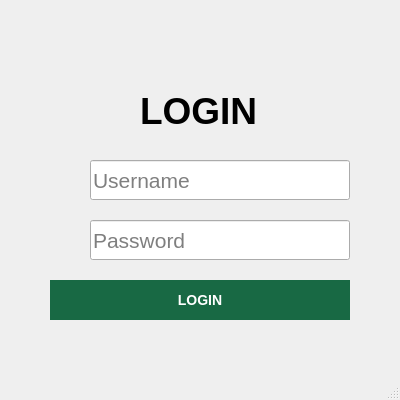
First picture: the form in src/main/gui/login.ui, repository OT-Rax/AnconAmbiente, before the edit.
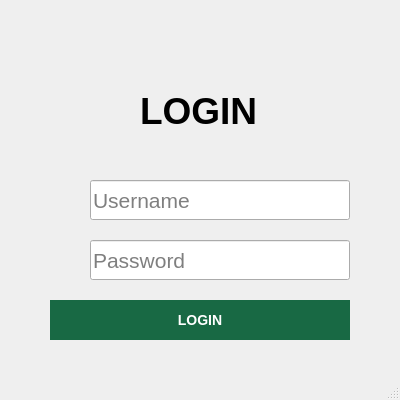
Second picture: the form after the edit. Icons and pictures are not drawn.

Commit message: Inserita gui vista lista operatori (bug login)

Patch:
```diff
--- a/src/main/gui/login.ui
+++ b/src/main/gui/login.ui
@@ -10,6 +10,24 @@
     <height>400</height>
    </rect>
   </property>
+  <property name="sizePolicy">
+   <sizepolicy hsizetype="Fixed" vsizetype="Fixed">
+    <horstretch>0</horstretch>
+    <verstretch>0</verstretch>
+   </sizepolicy>
+  </property>
+  <property name="minimumSize">
+   <size>
+    <width>400</width>
+    <height>400</height>
+   </size>
+  </property>
+  <property name="maximumSize">
+   <size>
+    <width>400</width>
+    <height>400</height>
+   </size>
+  </property>
   <property name="font">
    <font>
     <pointsize>16</pointsize>
@@ -53,7 +71,7 @@
     <property name="geometry">
      <rect>
       <x>50</x>
-      <y>280</y>
+      <y>300</y>
       <width>300</width>
       <height>40</height>
      </rect>
@@ -73,7 +91,7 @@
     <property name="geometry">
      <rect>
       <x>50</x>
-      <y>160</y>
+      <y>180</y>
       <width>61</width>
       <height>41</height>
      </rect>
@@ -86,7 +104,7 @@
     <property name="geometry">
      <rect>
       <x>50</x>
-      <y>220</y>
+      <y>240</y>
       <width>47</width>
       <height>41</height>
      </rect>
@@ -99,7 +117,7 @@
     <property name="geometry">
      <rect>
       <x>90</x>
-      <y>160</y>
+      <y>180</y>
       <width>260</width>
       <height>40</height>
      </rect>
@@ -115,7 +133,7 @@
     <property name="geometry">
      <rect>
       <x>90</x>
-      <y>220</y>
+      <y>240</y>
       <width>260</width>
       <height>40</height>
      </rect>
@@ -130,6 +148,24 @@
      <string>Password</string>
     </property>
    </widget>
+   <widget class="QLabel" name="label_5">
+    <property name="geometry">
+     <rect>
+      <x>50</x>
+      <y>150</y>
+      <width>301</width>
+      <height>21</height>
+     </rect>
+    </property>
+    <property name="font">
+     <font>
+      <pointsize>12</pointsize>
+     </font>
+    </property>
+    <property name="text">
+     <string/>
+    </property>
+   </widget>
   </widget>
   <widget class="QStatusBar" name="statusbar"/>
  </widget>
```
The commit also changes 11 other files.
